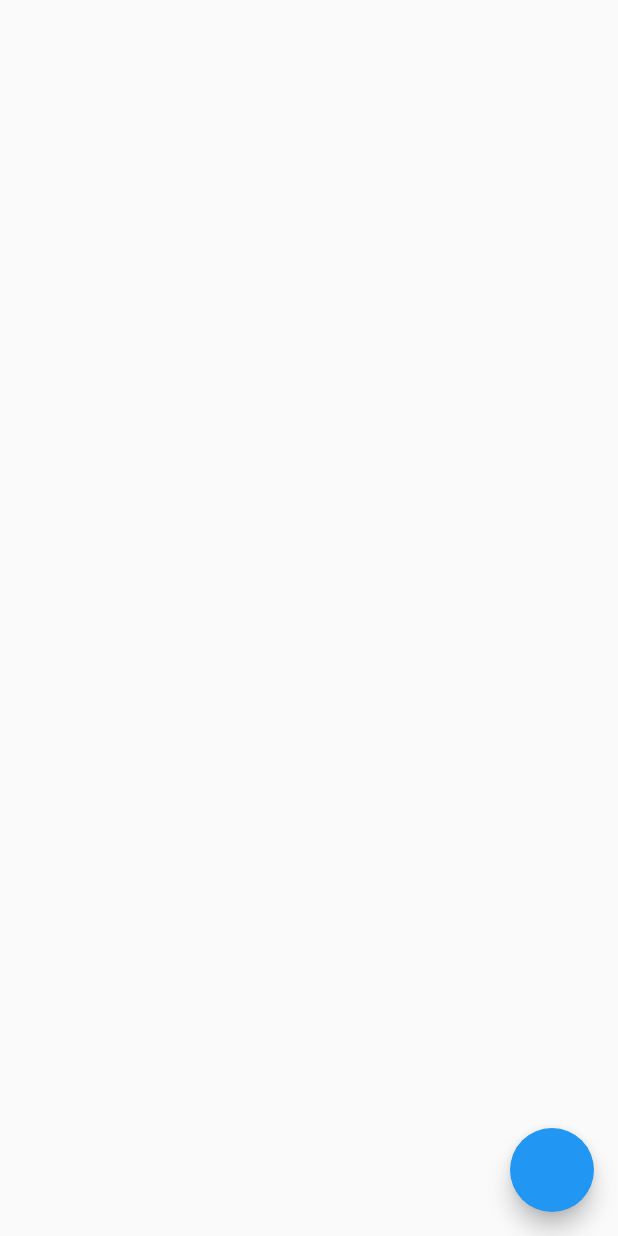
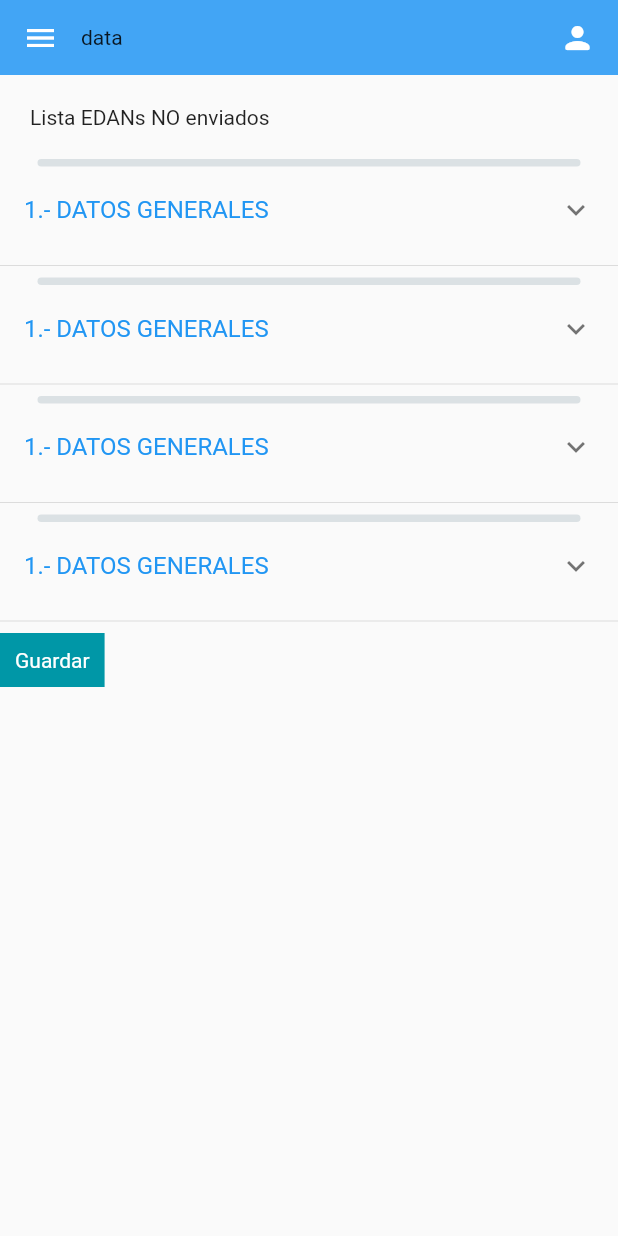
Before and after one commit to AleMancilla/ministerio-de-salud, a Flutter app: the PageEdans screen opened directly, on a phone screen of 412 x 824 dp. Run offline on Flutter 3.47's test engine with Material 2 defaults, Android fonts, the light colour scheme and no system bars; our stand-ins replace sqflite, sqflite_common_ffi; accounts and stored records are empty.

Commit message:
responsive inputs

```diff
--- a/lib/pages/list_edans/page_edans.dart
+++ b/lib/pages/list_edans/page_edans.dart
@@ -1,5 +1,6 @@
 import 'package:flutter/material.dart';
 import 'package:ministerio_de_salud/bussiness/database/database.dart';
+import 'package:ministerio_de_salud/pages/widgets/group/app_bar_widget.dart';
 import 'package:ministerio_de_salud/pages/widgets/unit/input_expanded.dart';
 import 'package:ministerio_de_salud/pages/widgets/unit/title_expansion.dart';
 
@@ -38,80 +39,34 @@ class _PageEdansState extends State<PageEdans> {
   final listKey = GlobalKey<AnimatedListState>();
 
   TextEditingController controllerNombre = TextEditingController();
-  TaskDataBase db = TaskDataBase();
   int number = 0;
   @override
   Widget build(BuildContext context) {
     Size size = MediaQuery.of(context).size;
     return Scaffold(
-      floatingActionButton: FloatingActionButton(
-        onPressed: () async {
-          number = number + 1;
-          db.insert(Task('numero $number --'));
-          setState(() {});
-        },
+      appBar: PreferredSize(
+        child: AppBarWidget(size: size),
+        preferredSize: Size(double.infinity, 50),
       ),
       body: Container(
-          color: Colors.grey[50],
-          child: FutureBuilder(
-            future: db.initDB(),
-            builder: (context, snapshot) {
-              if (snapshot.connectionState == ConnectionState.done) {
-                return _showList(context);
-              } else {
-                return const Center(
-                  child: CircularProgressIndicator(),
-                );
-              }
-            },
-          )
-          // Column(
-          //   crossAxisAlignment: CrossAxisAlignment.start,
-          //   children: [
-          //     AppBarWidget(size: size),
-          //     const SizedBox(width: double.infinity),
-          //     const Padding(
-          //       padding: EdgeInsets.all(20.0),
-          //       child: Text('Lista EDANs NO enviados'),
-          //     ),
-          //     Expanded(
-          //       child: SingleChildScrollView(
-          //         child: Column(
-          //           children: [
-          //             _datosGenerales(size),
-          //             _datosGenerales(size),
-          //             _datosGenerales(size),
-          //             _datosGenerales(size),
-          //             _buttonSelect('Guardar'),
-          //           ],
-          //         ),
-          //       ),
-          //     ),
-          //   ],
-          // ),
+        color: Colors.grey[50],
+        child: SingleChildScrollView(
+          child: Column(
+            crossAxisAlignment: CrossAxisAlignment.start,
+            children: [
+              const Padding(
+                padding: EdgeInsets.all(20.0),
+                child: Text('Lista EDANs NO enviados'),
+              ),
+              _datosGenerales(size),
+              _datosGenerales(size),
+              _datosGenerales(size),
+              _datosGenerales(size),
+              _buttonSelect('Guardar'),
+            ],
           ),
-    );
-  }
-
-  _showList(BuildContext context) {
-    return FutureBuilder(
-      future: db.getAllTask(),
-      builder: (BuildContext context, AsyncSnapshot<List<Task>> snapshot) {
-        if (snapshot.hasData) {
-          return ListView(
-            children: [
-              for (Task task in snapshot.data!)
-                ListTile(
-                  title: Text(task.name),
-                )
-            ],
-          );
-        } else {
-          return Center(
-            child: Text('agregar'),
-          );
-        }
-      },
+        ),
+      ),
     );
   }
 
@@ -129,9 +84,15 @@ class _PageEdansState extends State<PageEdans> {
           title: const TitleExpansion(texto: '1.- DATOS GENERALES'),
           children: <Widget>[
             InputExpanded(
-                title: 'Nombre de contacto', controller: controllerNombre),
+              title: 'Nombre de contacto',
+              controller: controllerNombre,
+              isRequired: true,
+            ),
             InputExpanded(
-                title: 'Cargo de contacto', controller: controllerNombre),
+              title: 'Cargo de contacto',
+              controller: controllerNombre,
+              isRequired: true,
+            ),
             InputExpanded(
                 title: 'Dirección de contacto', controller: controllerNombre),
             InputExpanded(
@@ -162,9 +123,9 @@ class _PageEdansState extends State<PageEdans> {
         child: Container(
           child: Text(
             text,
-            style: TextStyle(color: Colors.white),
+            style: const TextStyle(color: Colors.white),
           ),
-          padding: EdgeInsets.all(10),
+          padding: const EdgeInsets.all(10),
           // color: Colors.cyan[700],
         ),
         onTap: () {
```
Also changed, not shown: lib/pages/widgets/unit/input_expanded.dart (+58 -14 lines).
